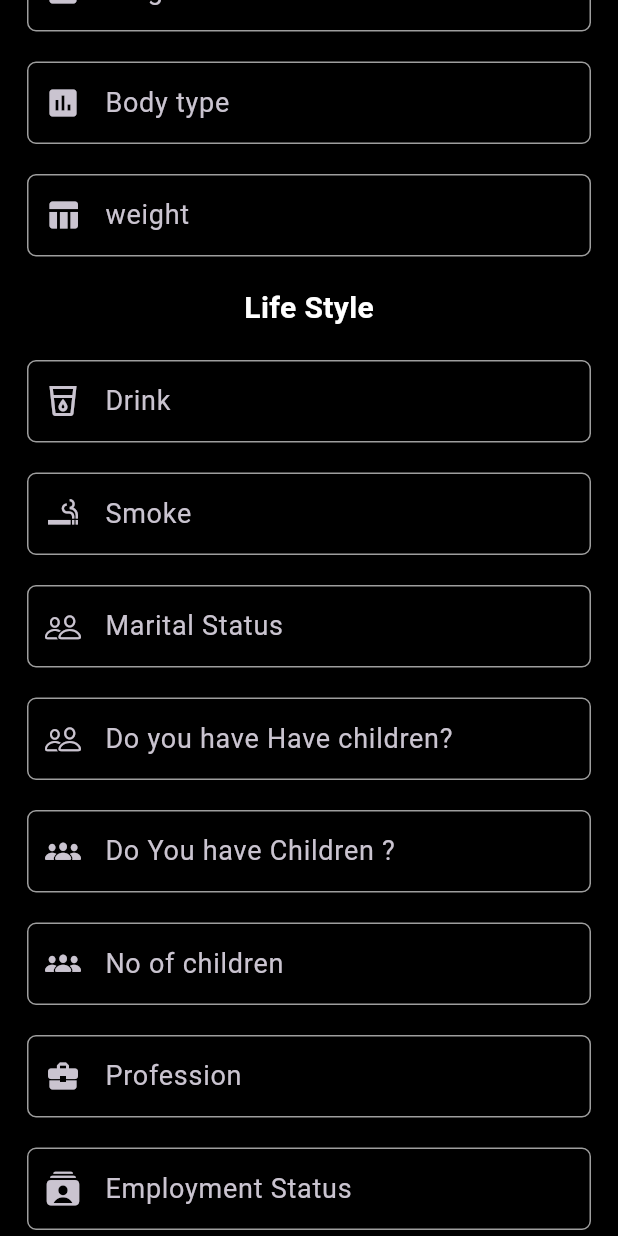
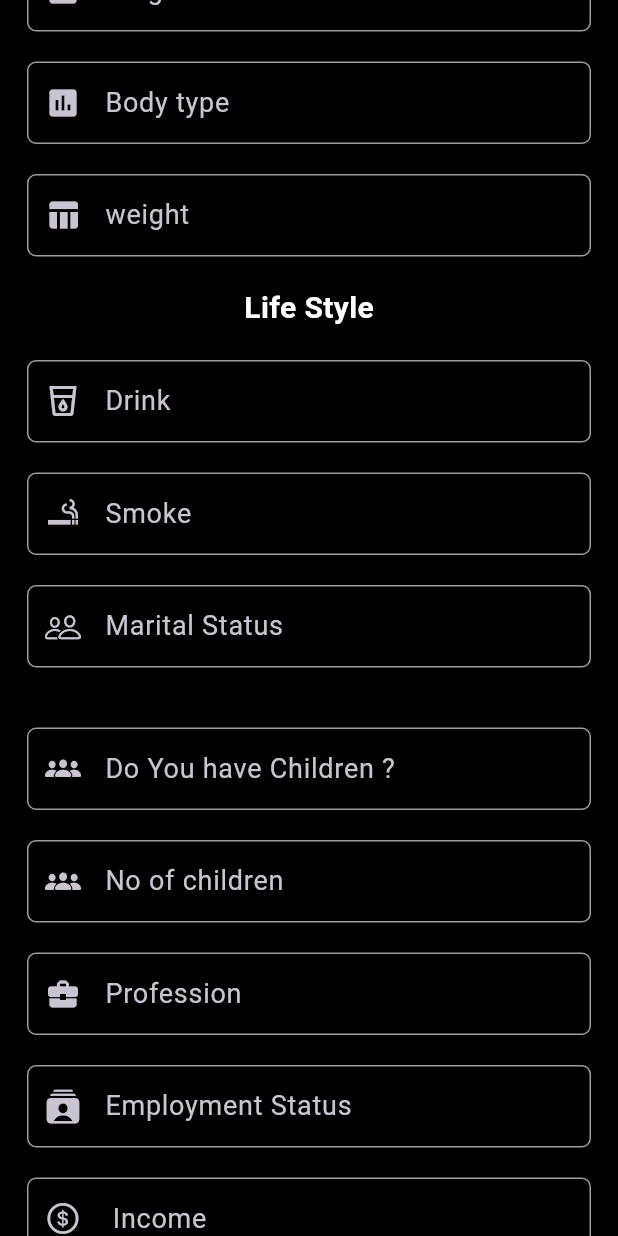
Before and after one commit to natanmuletahunde/tinder_clone, a Flutter app: the RegistrationScreen screen opened directly, scrolled down 1152 dp, on a phone screen of 412 x 824 dp. Run offline on Flutter 3.47's test engine with Material 3 defaults, Android fonts, the phone set to English and light mode, and no system bars; our stand-ins replace cloud_firestore, firebase_auth, firebase_core, firebase_storage, get, image_picker; accounts and stored records are empty.

Commit message:
modify the registration :

```diff
--- a/lib/authenticationScreen/registration_screen.dart
+++ b/lib/authenticationScreen/registration_screen.dart
@@ -59,7 +59,7 @@ class _RegistrationScreenState extends State<RegistrationScreen> {
   TextEditingController religionTextEditingController = TextEditingController();
   TextEditingController ethnicityTextEditingController =
       TextEditingController();
-  TextEditingController missingArgumentTextEditingController = TextEditingController();
+  TextEditingController   publishedDateTime = TextEditingController();
   bool showProgressBar = false;
 
   final AuthenticationController authenticationController =
@@ -400,16 +400,16 @@ class _RegistrationScreenState extends State<RegistrationScreen> {
               const SizedBox(
                 height: 20,
               ),
-              SizedBox(
-                width: MediaQuery.of(context).size.width - 36,
-                height: 55,
-                child: CustomTextFieldWidget(
-                  editingController: haveChildrenTextEditingController,
-                  labelText: 'Do you have Have children?',
-                  iconData: CupertinoIcons.person_2,
-                  isObscure: false,
-                ),
-              ),
+              // SizedBox(
+              //   width: MediaQuery.of(context).size.width - 36,
+              //   height: 55,
+              //   child: CustomTextFieldWidget(
+              //     editingController: haveChildrenTextEditingController,
+              //     labelText: 'Do you have Have children?',
+              //     iconData: CupertinoIcons.person_2,
+              //     isObscure: false,
+              //   ),
+              // ),
               const SizedBox(
                 height: 20,
               ),
@@ -638,6 +638,9 @@ Container(
             languageSpokenTextEditingController.text.trim().isNotEmpty &&
             religionTextEditingController.text.trim().isNotEmpty &&
             ethnicityTextEditingController.text.trim().isNotEmpty) {
+              setState(() {
+                showProgressBar= true;
+              });
             await   authenticationController.createNewUserAccount(
             authenticationController.profileImage!, // 1st argument
             nameTextEditingController.text.trim(), // 2nd
@@ -668,7 +671,7 @@ Container(
             languageSpokenTextEditingController.text.trim(), // 27th
             religionTextEditingController.text.trim(), // 28th
             ethnicityTextEditingController.text.trim(), // 29th
-            missingArgumentTextEditingController.text.trim() as int // 30th (Replace with the actual missing argument)**
+       publishedDateTime.text.trim() as int, // 30th (Replace with the actual missing argument)**
           );
              setState(() {
                showProgressBar = false;
```
